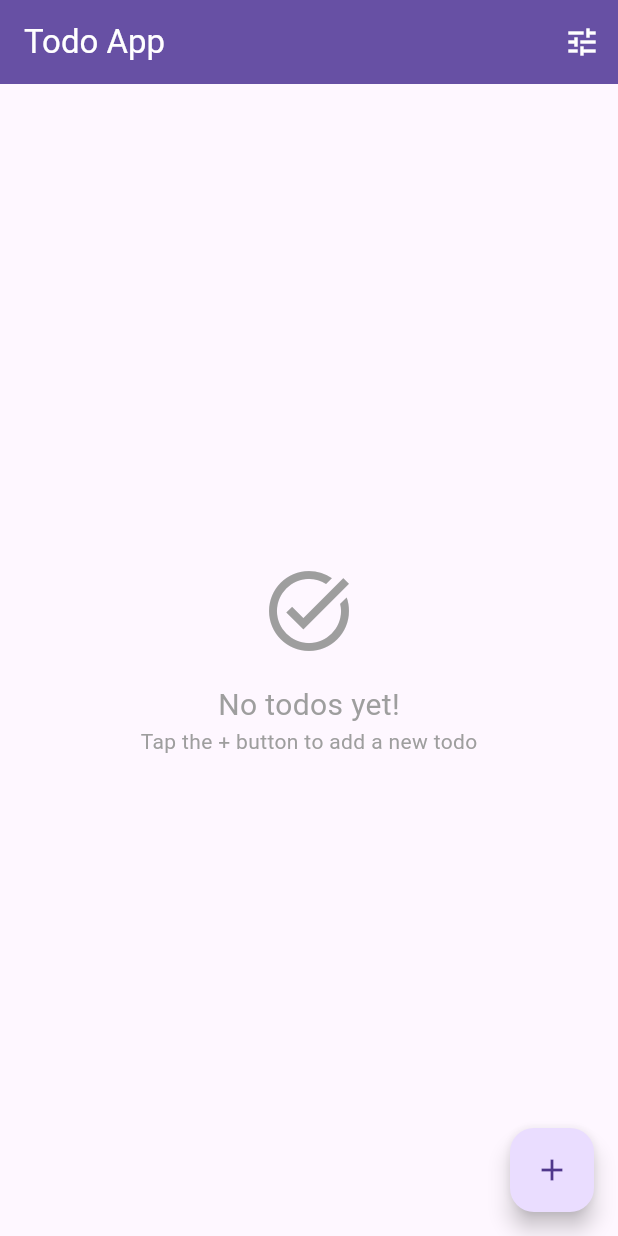
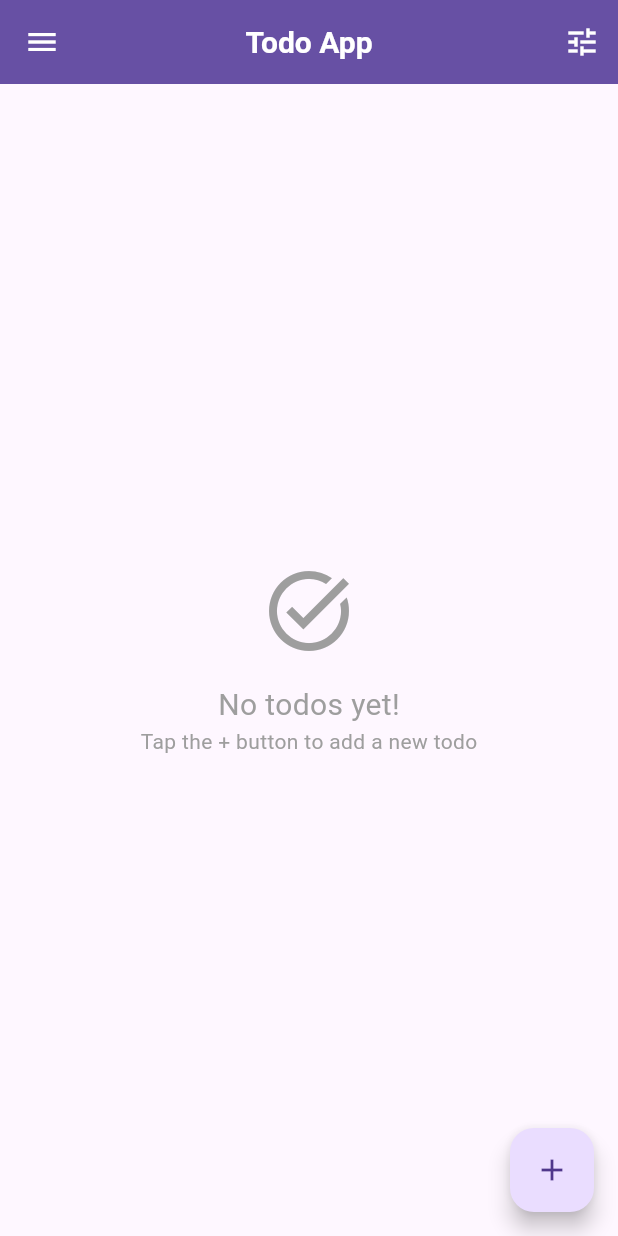
Before and after one commit to Sudipofficial4/todoappeb, a Flutter app: the screen it shows after launch, on a phone screen of 412 x 824 dp. Run offline on Flutter 3.47's test engine with Material 3 defaults, Android fonts, the phone set to English and light mode, and no system bars; our stand-ins replace flutter_bloc, hive, hive_flutter; accounts and stored records are empty.

Commit message:
title centerized, menu functionality icon enabled

```diff
--- a/lib/main.dart
+++ b/lib/main.dart
@@ -55,11 +55,11 @@ class _MyAppState extends State<MyApp> {
       // If there's an error with Hive, show an error screen
       return MaterialApp(
         debugShowCheckedModeBanner: false,
-        title: 'Todo App',
+        title: 'Todo Apps',
         theme: ThemeData(primarySwatch: Colors.blue),
         home: Scaffold(
           appBar: AppBar(
-            title: const Text('Todo App'),
+            title: const Text('Todo Apps', textAlign: TextAlign.center),
             backgroundColor: Colors.blue,
             foregroundColor: Colors.white,
           ),
--- a/lib/presentation/todo_cubit.dart
+++ b/lib/presentation/todo_cubit.dart
@@ -12,11 +12,7 @@ enum SortOption {
   oldestFirst,
 }
 
-enum FilterOption {
-  all,
-  active,
-  completed,
-}
+enum FilterOption { all, active, completed }
 
 extension SortOptionExtension on SortOption {
   String get displayName {
--- a/lib/presentation/todo_view.dart
+++ b/lib/presentation/todo_view.dart
@@ -400,7 +400,23 @@ class TodoListView extends StatelessWidget {
     final todoCubit = context.read<TodoCubit>();
     return Scaffold(
       appBar: AppBar(
-        title: const Text('Todo App'),
+        leading: IconButton(
+          icon: const Icon(Icons.menu),
+          onPressed: () {
+            // TODO: Add drawer functionality or menu options
+            ScaffoldMessenger.of(context).showSnackBar(
+              const SnackBar(
+                content: Text('Menu functionality coming soon!'),
+                duration: Duration(seconds: 2),
+              ),
+            );
+          },
+        ),
+        title: const Text(
+          'Todo App',
+          style: TextStyle(fontWeight: FontWeight.bold, fontSize: 20),
+        ),
+        centerTitle: true,
         backgroundColor: Theme.of(context).primaryColor,
         foregroundColor: Colors.white,
         actions: [
@@ -431,9 +447,10 @@ class TodoListView extends StatelessWidget {
                               ? Icons.radio_button_checked
                               : Icons.radio_button_unchecked,
                           size: 16,
-                          color: todoCubit.currentFilterOption == option
-                              ? Colors.blue
-                              : Colors.grey,
+                          color:
+                              todoCubit.currentFilterOption == option
+                                  ? Colors.blue
+                                  : Colors.grey,
                         ),
                         const SizedBox(width: 8),
                         Text(_getFilterOptionLabel(option)),
@@ -464,9 +481,10 @@ class TodoListView extends StatelessWidget {
                               ? Icons.radio_button_checked
                               : Icons.radio_button_unchecked,
                           size: 16,
-                          color: todoCubit.currentSortOption == option
-                              ? Colors.blue
-                              : Colors.grey,
+                          color:
+                              todoCubit.currentSortOption == option
+                                  ? Colors.blue
+                                  : Colors.grey,
                         ),
                         const SizedBox(width: 8),
                         Text(_getSortOptionLabel(option)),
```
Also changed, not shown: lib/data/models/hive_todo.dart (+4 -3 lines).
